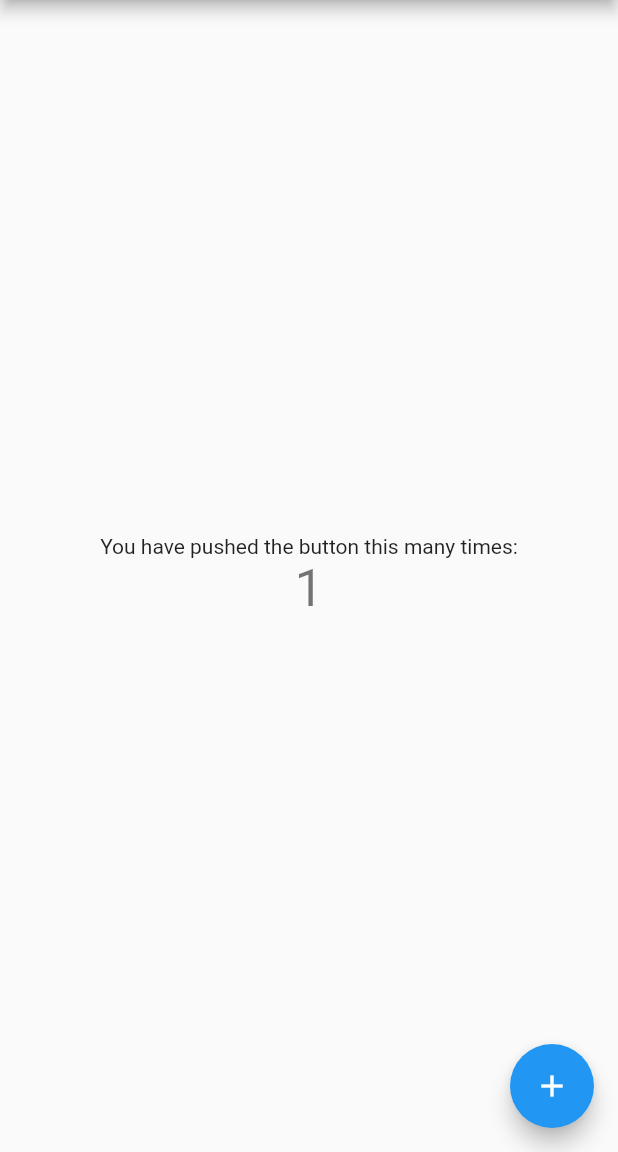
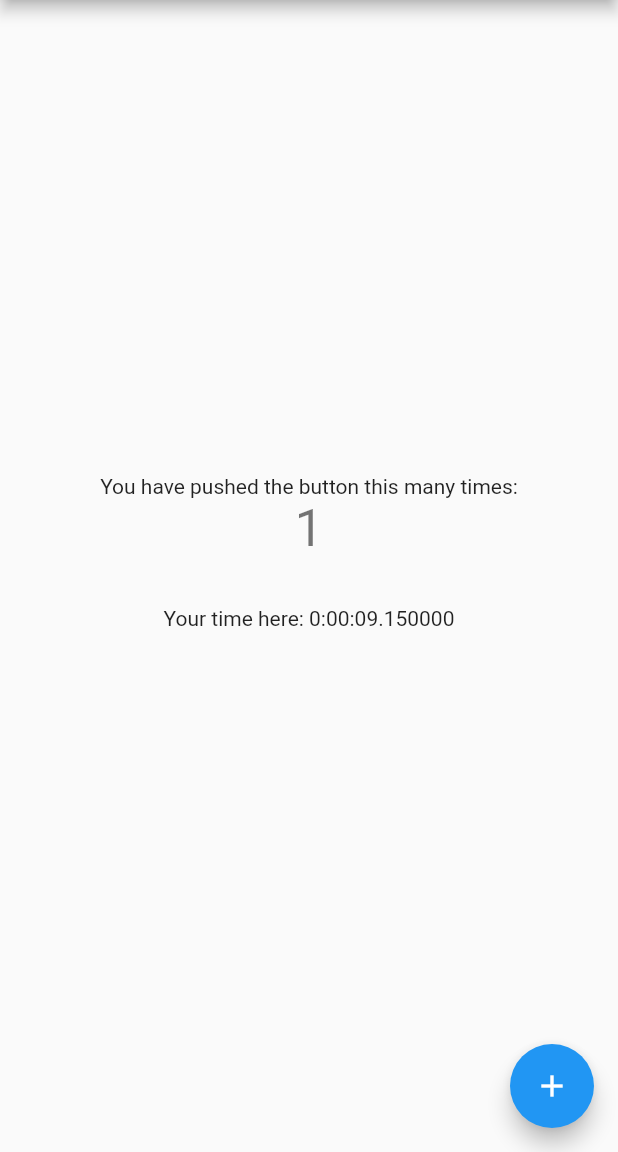
Before and after one commit to devxpy/flutter-shared-value, a Flutter app: the screen it shows after launch, after a tap on the "add" icon, on a phone screen of 412 x 824 dp, the part 84-1236 px from its top. Run offline on Flutter 3.47's test engine with Material 2 defaults, Android fonts, the phone set to English and light mode, and no system bars; our stand-ins replace shared_preferences.

```diff
--- a/example/lib/main.dart
+++ b/example/lib/main.dart
@@ -1,3 +1,5 @@
+import 'dart:async';
+
 import 'package:flutter/material.dart';
 import 'package:shared_value/shared_value.dart';
 
@@ -8,11 +10,18 @@ final SharedValue<int> counter = SharedValue(
   autosave: true, // autosave to shared prefs when value changes
 );
 
+final SharedValue<Duration> randomValue = SharedValue();
+
 Future<void> main() async {
   WidgetsFlutterBinding.ensureInitialized();
 
   // load previous value from shared prefs
   counter.load();
+
+  DateTime startedAt = DateTime.now();
+  Timer.periodic(Duration(milliseconds: 50), (timer) {
+    randomValue.$ = DateTime.now().difference(startedAt);
+  });
 
   runApp(
     // don't forget this!
@@ -44,6 +53,10 @@ class MyApp extends StatelessWidget {
                 'You have pushed the button this many times:',
               ),
               CounterText(),
+              Padding(
+                padding: const EdgeInsets.all(32),
+                child: RandomText(),
+              ),
             ],
           ),
         ),
@@ -56,10 +69,10 @@ class MyApp extends StatelessWidget {
 class CounterText extends StatelessWidget {
   @override
   Widget build(BuildContext context) {
-    print("CounterText.build()");
-
     // The .of(context) bit makes this widget rebuild automatically
     int counterValue = counter.of(context);
+
+    print("CounterText.build() - $counterValue");
 
     return Text(
       '$counterValue',
@@ -85,3 +98,10 @@ class CounterButton extends StatelessWidget {
     counter.$ += 1;
   }
 }
+
+class RandomText extends StatelessWidget {
+  @override
+  Widget build(BuildContext context) {
+    return Text("Your time here: ${randomValue.of(context)}");
+  }
+}
--- a/example/pubspec.yaml
+++ b/example/pubspec.yaml
@@ -14,7 +14,7 @@ description: A new Flutter project.
 version: 1.0.0+1
 
 environment:
-  sdk: ">=2.1.0 <3.0.0"
+  sdk: ">=2.10.0 <3.0.0"
 
 dependencies:
   flutter:
--- a/lib/manager_widget.dart
+++ b/lib/manager_widget.dart
@@ -1,3 +1,4 @@
+import 'package:flutter/scheduler.dart';
 import 'package:flutter/widgets.dart';
 
 import 'inherited_model.dart';
@@ -8,12 +9,11 @@ class StateManagerWidget extends StatefulWidget {
   final StateManagerWidgetState state;
   final Map<SharedValue, double> stateNonceMap;
 
-  const StateManagerWidget(
-    this.child,
-    this.state,
-    this.stateNonceMap, {
-    Key key,
-  }) : super(key: key);
+  const StateManagerWidget(this.child,
+      this.state,
+      this.stateNonceMap, {
+        Key key,
+      }) : super(key: key);
 
   @override
   StateManagerWidgetState createState() {
@@ -22,10 +22,9 @@ class StateManagerWidget extends StatefulWidget {
 }
 
 class StateManagerWidgetState extends State<StateManagerWidget> {
-  void rebuild() {
-    WidgetsBinding.instance.addPostFrameCallback((_) {
-      if (mounted) setState(() {});
-    });
+  Future<void> rebuild() async {
+    await SchedulerBinding.instance.endOfFrame;
+    if (mounted) setState(() {});
   }
 
   @override
```
Also changed, not shown: example/pubspec.lock.
